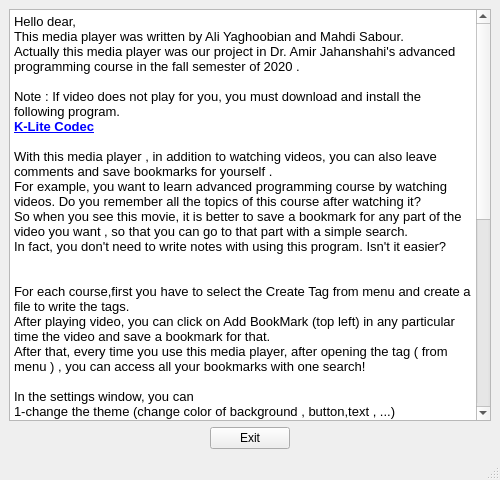
This is HelpPart/Help.ui in EE-AUT/Media-player as Qt 5 draws it before an edit. The edited form follows.
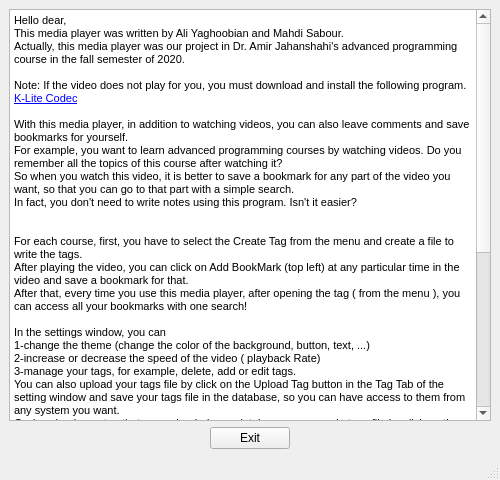
This is the edited form.

```diff
--- a/HelpPart/Help.ui
+++ b/HelpPart/Help.ui
@@ -34,48 +34,48 @@
 &lt;html&gt;&lt;head&gt;&lt;meta name=&quot;qrichtext&quot; content=&quot;1&quot; /&gt;&lt;style type=&quot;text/css&quot;&gt;
 p, li { white-space: pre-wrap; }
 &lt;/style&gt;&lt;/head&gt;&lt;body style=&quot; font-family:'MS Shell Dlg 2'; font-size:8.25pt; font-weight:400; font-style:normal;&quot;&gt;
-&lt;p style=&quot; margin-top:0px; margin-bottom:0px; margin-left:0px; margin-right:0px; -qt-block-indent:0; text-indent:0px;&quot;&gt;&lt;span style=&quot; font-size:10pt;&quot;&gt;Hello dear,&lt;/span&gt;&lt;/p&gt;
-&lt;p style=&quot; margin-top:0px; margin-bottom:0px; margin-left:0px; margin-right:0px; -qt-block-indent:0; text-indent:0px;&quot;&gt;&lt;span style=&quot; font-size:10pt;&quot;&gt;This media player was written by Ali Yaghoobian and Mahdi Sabour.&lt;/span&gt;&lt;/p&gt;
-&lt;p style=&quot; margin-top:0px; margin-bottom:0px; margin-left:0px; margin-right:0px; -qt-block-indent:0; text-indent:0px;&quot;&gt;&lt;span style=&quot; font-size:10pt;&quot;&gt;Actually this media player was our project in Dr. Amir Jahanshahi's advanced programming course in the fall semester of 2020 .&lt;/span&gt;&lt;/p&gt;
-&lt;p style=&quot;-qt-paragraph-type:empty; margin-top:0px; margin-bottom:0px; margin-left:0px; margin-right:0px; -qt-block-indent:0; text-indent:0px; font-size:10pt;&quot;&gt;&lt;br /&gt;&lt;/p&gt;
-&lt;p style=&quot; margin-top:0px; margin-bottom:0px; margin-left:0px; margin-right:0px; -qt-block-indent:0; text-indent:0px;&quot;&gt;&lt;span style=&quot; font-size:10pt;&quot;&gt;Note : If video does not play for you, you must download and install the following program.&lt;/span&gt;&lt;/p&gt;
-&lt;p style=&quot; margin-top:0px; margin-bottom:0px; margin-left:0px; margin-right:0px; -qt-block-indent:0; text-indent:0px;&quot;&gt;&lt;a href=&quot;https://files3.codecguide.com/K-Lite_Codec_Pack_1570_Basic.exe&quot;&gt;&lt;span style=&quot; font-size:10pt; font-weight:600; text-decoration: underline; color:#0000ff;&quot;&gt;K-Lite Codec&lt;/span&gt;&lt;/a&gt;&lt;/p&gt;
-&lt;p style=&quot;-qt-paragraph-type:empty; margin-top:0px; margin-bottom:0px; margin-left:0px; margin-right:0px; -qt-block-indent:0; text-indent:0px; font-size:10pt; font-weight:600; text-decoration: underline; color:#0000ff;&quot;&gt;&lt;br /&gt;&lt;/p&gt;
-&lt;p style=&quot; margin-top:0px; margin-bottom:0px; margin-left:0px; margin-right:0px; -qt-block-indent:0; text-indent:0px;&quot;&gt;&lt;span style=&quot; font-size:10pt;&quot;&gt;With this media player , in addition to watching videos, you can also leave comments and save bookmarks for yourself .&lt;/span&gt;&lt;/p&gt;
-&lt;p style=&quot; margin-top:0px; margin-bottom:0px; margin-left:0px; margin-right:0px; -qt-block-indent:0; text-indent:0px;&quot;&gt;&lt;span style=&quot; font-size:10pt;&quot;&gt;For example, you want to learn advanced programming course by watching videos. Do you remember all the topics of this course after watching it?&lt;/span&gt;&lt;/p&gt;
-&lt;p style=&quot; margin-top:0px; margin-bottom:0px; margin-left:0px; margin-right:0px; -qt-block-indent:0; text-indent:0px;&quot;&gt;&lt;span style=&quot; font-size:10pt;&quot;&gt;So when you see this movie, it is better to save a bookmark for any part of the video you want , so that you can go to that part with a simple search.&lt;/span&gt;&lt;/p&gt;
-&lt;p style=&quot; margin-top:0px; margin-bottom:0px; margin-left:0px; margin-right:0px; -qt-block-indent:0; text-indent:0px;&quot;&gt;&lt;span style=&quot; font-size:10pt;&quot;&gt;In fact, you don't need to write notes with using this program. Isn't it easier?&lt;/span&gt;&lt;/p&gt;
-&lt;p style=&quot;-qt-paragraph-type:empty; margin-top:0px; margin-bottom:0px; margin-left:0px; margin-right:0px; -qt-block-indent:0; text-indent:0px; font-size:10pt;&quot;&gt;&lt;br /&gt;&lt;/p&gt;
-&lt;p style=&quot;-qt-paragraph-type:empty; margin-top:0px; margin-bottom:0px; margin-left:0px; margin-right:0px; -qt-block-indent:0; text-indent:0px; font-size:10pt;&quot;&gt;&lt;br /&gt;&lt;/p&gt;
-&lt;p style=&quot; margin-top:0px; margin-bottom:0px; margin-left:0px; margin-right:0px; -qt-block-indent:0; text-indent:0px;&quot;&gt;&lt;span style=&quot; font-size:10pt;&quot;&gt;For each course,first you have to select the Create Tag from menu and create a file to write the tags.&lt;/span&gt;&lt;/p&gt;
-&lt;p style=&quot; margin-top:0px; margin-bottom:0px; margin-left:0px; margin-right:0px; -qt-block-indent:0; text-indent:0px;&quot;&gt;&lt;span style=&quot; font-size:10pt;&quot;&gt;After playing video, you can click on Add BookMark (top left) in any particular time the video and save a bookmark for that.&lt;/span&gt;&lt;/p&gt;
-&lt;p style=&quot; margin-top:0px; margin-bottom:0px; margin-left:0px; margin-right:0px; -qt-block-indent:0; text-indent:0px;&quot;&gt;&lt;span style=&quot; font-size:10pt;&quot;&gt;After that, every time you use this media player, after opening the tag ( from menu ) , you can access all your bookmarks with one search!&lt;/span&gt;&lt;/p&gt;
-&lt;p style=&quot;-qt-paragraph-type:empty; margin-top:0px; margin-bottom:0px; margin-left:0px; margin-right:0px; -qt-block-indent:0; text-indent:0px; font-size:10pt;&quot;&gt;&lt;br /&gt;&lt;/p&gt;
-&lt;p style=&quot; margin-top:0px; margin-bottom:0px; margin-left:0px; margin-right:0px; -qt-block-indent:0; text-indent:0px;&quot;&gt;&lt;span style=&quot; font-size:10pt;&quot;&gt;In the settings window, you can&lt;/span&gt;&lt;/p&gt;
-&lt;p style=&quot; margin-top:0px; margin-bottom:0px; margin-left:0px; margin-right:0px; -qt-block-indent:0; text-indent:0px;&quot;&gt;&lt;span style=&quot; font-size:10pt;&quot;&gt;1-change the theme (change color of background , button,text , ...)&lt;/span&gt;&lt;/p&gt;
-&lt;p style=&quot; margin-top:0px; margin-bottom:0px; margin-left:0px; margin-right:0px; -qt-block-indent:0; text-indent:0px;&quot;&gt;&lt;span style=&quot; font-size:10pt;&quot;&gt;2-increase or decrease the speed of the video ( playback Rate)&lt;/span&gt;&lt;/p&gt;
-&lt;p style=&quot; margin-top:0px; margin-bottom:0px; margin-left:0px; margin-right:0px; -qt-block-indent:0; text-indent:0px;&quot;&gt;&lt;span style=&quot; font-size:10pt;&quot;&gt;3-manage your tags, for example delete, add or edit Tag .&lt;/span&gt;&lt;/p&gt;
-&lt;p style=&quot; margin-top:0px; margin-bottom:0px; margin-left:0px; margin-right:0px; -qt-block-indent:0; text-indent:0px;&quot;&gt;&lt;span style=&quot; font-size:10pt;&quot;&gt;You can also upload your tags file by click on Upload Tag button in Tag Tab of setting window and save your tags file in the database , so you can have access to them from any system you want.&lt;/span&gt;&lt;/p&gt;
-&lt;p style=&quot; margin-top:0px; margin-bottom:0px; margin-left:0px; margin-right:0px; -qt-block-indent:0; text-indent:0px;&quot;&gt;&lt;span style=&quot; font-size:10pt;&quot;&gt;Or download your tag that you uploaded on database or pre-made tags file by click on Download Tag button in Tag Tab of setting window. &lt;/span&gt;&lt;/p&gt;
-&lt;p style=&quot; margin-top:0px; margin-bottom:0px; margin-left:0px; margin-right:0px; -qt-block-indent:0; text-indent:0px;&quot;&gt;&lt;span style=&quot; font-size:10pt;&quot;&gt;4-change your password or delete your account.&lt;/span&gt;&lt;/p&gt;
-&lt;p style=&quot;-qt-paragraph-type:empty; margin-top:0px; margin-bottom:0px; margin-left:0px; margin-right:0px; -qt-block-indent:0; text-indent:0px; font-size:10pt;&quot;&gt;&lt;br /&gt;&lt;/p&gt;
-&lt;p style=&quot; margin-top:0px; margin-bottom:0px; margin-left:0px; margin-right:0px; -qt-block-indent:0; text-indent:0px;&quot;&gt;&lt;span style=&quot; font-size:10pt;&quot;&gt;Instructions for using Keyboard shortcuts :&lt;/span&gt;&lt;/p&gt;
-&lt;p style=&quot; margin-top:0px; margin-bottom:0px; margin-left:0px; margin-right:0px; -qt-block-indent:0; text-indent:0px;&quot;&gt;&lt;span style=&quot; font-size:10pt;&quot;&gt;1- Fullscreen : F5&lt;/span&gt;&lt;/p&gt;
-&lt;p style=&quot; margin-top:0px; margin-bottom:0px; margin-left:0px; margin-right:0px; -qt-block-indent:0; text-indent:0px;&quot;&gt;&lt;span style=&quot; font-size:10pt;&quot;&gt;2- Add bookmark : ctrl + B&lt;/span&gt;&lt;/p&gt;
-&lt;p style=&quot; margin-top:0px; margin-bottom:0px; margin-left:0px; margin-right:0px; -qt-block-indent:0; text-indent:0px;&quot;&gt;&lt;span style=&quot; font-size:10pt;&quot;&gt;3- Stop : ctrl + Z&lt;/span&gt;&lt;/p&gt;
-&lt;p style=&quot; margin-top:0px; margin-bottom:0px; margin-left:0px; margin-right:0px; -qt-block-indent:0; text-indent:0px;&quot;&gt;&lt;span style=&quot; font-size:10pt;&quot;&gt;4- Mute/unmute : ctrl + M&lt;/span&gt;&lt;/p&gt;
-&lt;p style=&quot; margin-top:0px; margin-bottom:0px; margin-left:0px; margin-right:0px; -qt-block-indent:0; text-indent:0px;&quot;&gt;&lt;span style=&quot; font-size:10pt;&quot;&gt;5- Search : ctrl + S&lt;/span&gt;&lt;/p&gt;
-&lt;p style=&quot; margin-top:0px; margin-bottom:0px; margin-left:0px; margin-right:0px; -qt-block-indent:0; text-indent:0px;&quot;&gt;&lt;span style=&quot; font-size:10pt;&quot;&gt;6- Open video : ctrl + O&lt;/span&gt;&lt;/p&gt;
-&lt;p style=&quot; margin-top:0px; margin-bottom:0px; margin-left:0px; margin-right:0px; -qt-block-indent:0; text-indent:0px;&quot;&gt;&lt;span style=&quot; font-size:10pt;&quot;&gt;7- Volume Up : 8&lt;/span&gt;&lt;/p&gt;
-&lt;p style=&quot; margin-top:0px; margin-bottom:0px; margin-left:0px; margin-right:0px; -qt-block-indent:0; text-indent:0px;&quot;&gt;&lt;span style=&quot; font-size:10pt;&quot;&gt;8- Volume down : 2&lt;/span&gt;&lt;/p&gt;
-&lt;p style=&quot; margin-top:0px; margin-bottom:0px; margin-left:0px; margin-right:0px; -qt-block-indent:0; text-indent:0px;&quot;&gt;&lt;span style=&quot; font-size:10pt;&quot;&gt;9- Forward 5 sec : 6&lt;/span&gt;&lt;/p&gt;
-&lt;p style=&quot; margin-top:0px; margin-bottom:0px; margin-left:0px; margin-right:0px; -qt-block-indent:0; text-indent:0px;&quot;&gt;&lt;span style=&quot; font-size:10pt;&quot;&gt;10- Backward 5sec : 4&lt;/span&gt;&lt;/p&gt;
-&lt;p style=&quot; margin-top:0px; margin-bottom:0px; margin-left:0px; margin-right:0px; -qt-block-indent:0; text-indent:0px;&quot;&gt;&lt;span style=&quot; font-size:10pt;&quot;&gt;11- Next : PgDn (Page Down)&lt;/span&gt;&lt;/p&gt;
-&lt;p style=&quot; margin-top:0px; margin-bottom:0px; margin-left:0px; margin-right:0px; -qt-block-indent:0; text-indent:0px;&quot;&gt;&lt;span style=&quot; font-size:10pt;&quot;&gt;12- Previous : PgUp (Page Up)&lt;/span&gt;&lt;/p&gt;
-&lt;p style=&quot;-qt-paragraph-type:empty; margin-top:0px; margin-bottom:0px; margin-left:0px; margin-right:0px; -qt-block-indent:0; text-indent:0px; font-size:10pt;&quot;&gt;&lt;br /&gt;&lt;/p&gt;
-&lt;p style=&quot; margin-top:0px; margin-bottom:0px; margin-left:0px; margin-right:0px; -qt-block-indent:0; text-indent:0px;&quot;&gt;&lt;span style=&quot; font-size:10pt;&quot;&gt;If you have any suggestions or questions or found bugs, Send us an email .&lt;/span&gt;&lt;/p&gt;
-&lt;p style=&quot; margin-top:0px; margin-bottom:0px; margin-left:0px; margin-right:0px; -qt-block-indent:0; text-indent:0px;&quot;&gt;&lt;span style=&quot; font-size:10pt;&quot;&gt;Our email :&lt;/span&gt;&lt;span style=&quot; font-size:10pt; font-weight:600;&quot;&gt; ap.mediaplayer@gmail.com&lt;/span&gt;&lt;/p&gt;
-&lt;p style=&quot; margin-top:0px; margin-bottom:0px; margin-left:0px; margin-right:0px; -qt-block-indent:0; text-indent:0px;&quot;&gt;&lt;span style=&quot; font-size:10pt;&quot;&gt;Regards&lt;/span&gt;&lt;/p&gt;&lt;/body&gt;&lt;/html&gt;</string>
+&lt;p style=&quot; margin-top:0px; margin-bottom:0px; margin-left:0px; margin-right:0px; -qt-block-indent:0; text-indent:0px;&quot;&gt;Hello dear,&lt;/p&gt;
+&lt;p style=&quot; margin-top:0px; margin-bottom:0px; margin-left:0px; margin-right:0px; -qt-block-indent:0; text-indent:0px;&quot;&gt;This media player was written by Ali Yaghoobian and Mahdi Sabour.&lt;/p&gt;
+&lt;p style=&quot; margin-top:0px; margin-bottom:0px; margin-left:0px; margin-right:0px; -qt-block-indent:0; text-indent:0px;&quot;&gt;Actually, this media player was our project in Dr. Amir Jahanshahi's advanced programming course in the fall semester of 2020.&lt;/p&gt;
+&lt;p style=&quot;-qt-paragraph-type:empty; margin-top:0px; margin-bottom:0px; margin-left:0px; margin-right:0px; -qt-block-indent:0; text-indent:0px;&quot;&gt;&lt;br /&gt;&lt;/p&gt;
+&lt;p style=&quot; margin-top:0px; margin-bottom:0px; margin-left:0px; margin-right:0px; -qt-block-indent:0; text-indent:0px;&quot;&gt;Note: If the video does not play for you, you must download and install the following program.&lt;/p&gt;
+&lt;p style=&quot; margin-top:0px; margin-bottom:0px; margin-left:0px; margin-right:0px; -qt-block-indent:0; text-indent:0px;&quot;&gt;&lt;a href=&quot;http://www.codecguide.com/download_k-lite_codec_pack_basic.htm&quot;&gt;&lt;span style=&quot; font-size:8pt; text-decoration: underline; color:#0000ff;&quot;&gt;K-Lite Codec&lt;/span&gt;&lt;/a&gt;&lt;/p&gt;
+&lt;p style=&quot;-qt-paragraph-type:empty; margin-top:0px; margin-bottom:0px; margin-left:0px; margin-right:0px; -qt-block-indent:0; text-indent:0px; font-size:8pt; text-decoration: underline; color:#0000ff;&quot;&gt;&lt;br /&gt;&lt;/p&gt;
+&lt;p style=&quot; margin-top:0px; margin-bottom:0px; margin-left:0px; margin-right:0px; -qt-block-indent:0; text-indent:0px;&quot;&gt;With this media player, in addition to watching videos, you can also leave comments and save bookmarks for yourself.&lt;/p&gt;
+&lt;p style=&quot; margin-top:0px; margin-bottom:0px; margin-left:0px; margin-right:0px; -qt-block-indent:0; text-indent:0px;&quot;&gt;For example, you want to learn advanced programming courses by watching videos. Do you remember all the topics of this course after watching it?&lt;/p&gt;
+&lt;p style=&quot; margin-top:0px; margin-bottom:0px; margin-left:0px; margin-right:0px; -qt-block-indent:0; text-indent:0px;&quot;&gt;So when you watch this video, it is better to save a bookmark for any part of the video you want, so that you can go to that part with a simple search.&lt;/p&gt;
+&lt;p style=&quot; margin-top:0px; margin-bottom:0px; margin-left:0px; margin-right:0px; -qt-block-indent:0; text-indent:0px;&quot;&gt;In fact, you don't need to write notes using this program. Isn't it easier?&lt;/p&gt;
+&lt;p style=&quot;-qt-paragraph-type:empty; margin-top:0px; margin-bottom:0px; margin-left:0px; margin-right:0px; -qt-block-indent:0; text-indent:0px;&quot;&gt;&lt;br /&gt;&lt;/p&gt;
+&lt;p style=&quot;-qt-paragraph-type:empty; margin-top:0px; margin-bottom:0px; margin-left:0px; margin-right:0px; -qt-block-indent:0; text-indent:0px;&quot;&gt;&lt;br /&gt;&lt;/p&gt;
+&lt;p style=&quot; margin-top:0px; margin-bottom:0px; margin-left:0px; margin-right:0px; -qt-block-indent:0; text-indent:0px;&quot;&gt;For each course, first, you have to select the Create Tag from the menu and create a file to write the tags.&lt;/p&gt;
+&lt;p style=&quot; margin-top:0px; margin-bottom:0px; margin-left:0px; margin-right:0px; -qt-block-indent:0; text-indent:0px;&quot;&gt;After playing the video, you can click on Add BookMark (top left) at any particular time in the video and save a bookmark for that.&lt;/p&gt;
+&lt;p style=&quot; margin-top:0px; margin-bottom:0px; margin-left:0px; margin-right:0px; -qt-block-indent:0; text-indent:0px;&quot;&gt;After that, every time you use this media player, after opening the tag ( from the menu ), you can access all your bookmarks with one search!&lt;/p&gt;
+&lt;p style=&quot;-qt-paragraph-type:empty; margin-top:0px; margin-bottom:0px; margin-left:0px; margin-right:0px; -qt-block-indent:0; text-indent:0px;&quot;&gt;&lt;br /&gt;&lt;/p&gt;
+&lt;p style=&quot; margin-top:0px; margin-bottom:0px; margin-left:0px; margin-right:0px; -qt-block-indent:0; text-indent:0px;&quot;&gt;In the settings window, you can&lt;/p&gt;
+&lt;p style=&quot; margin-top:0px; margin-bottom:0px; margin-left:0px; margin-right:0px; -qt-block-indent:0; text-indent:0px;&quot;&gt;1-change the theme (change the color of the background, button, text, ...)&lt;/p&gt;
+&lt;p style=&quot; margin-top:0px; margin-bottom:0px; margin-left:0px; margin-right:0px; -qt-block-indent:0; text-indent:0px;&quot;&gt;2-increase or decrease the speed of the video ( playback Rate)&lt;/p&gt;
+&lt;p style=&quot; margin-top:0px; margin-bottom:0px; margin-left:0px; margin-right:0px; -qt-block-indent:0; text-indent:0px;&quot;&gt;3-manage your tags, for example, delete, add or edit tags.&lt;/p&gt;
+&lt;p style=&quot; margin-top:0px; margin-bottom:0px; margin-left:0px; margin-right:0px; -qt-block-indent:0; text-indent:0px;&quot;&gt;You can also upload your tags file by click on the Upload Tag button in the Tag Tab of the setting window and save your tags file in the database, so you can have access to them from any system you want.&lt;/p&gt;
+&lt;p style=&quot; margin-top:0px; margin-bottom:0px; margin-left:0px; margin-right:0px; -qt-block-indent:0; text-indent:0px;&quot;&gt;Or download your tag that you uploaded on a database or pre-made tags file by click on the Download Tag button in the Tag Tab of the setting window. &lt;/p&gt;
+&lt;p style=&quot; margin-top:0px; margin-bottom:0px; margin-left:0px; margin-right:0px; -qt-block-indent:0; text-indent:0px;&quot;&gt;4-change your password or delete your account.&lt;/p&gt;
+&lt;p style=&quot;-qt-paragraph-type:empty; margin-top:0px; margin-bottom:0px; margin-left:0px; margin-right:0px; -qt-block-indent:0; text-indent:0px;&quot;&gt;&lt;br /&gt;&lt;/p&gt;
+&lt;p style=&quot; margin-top:0px; margin-bottom:0px; margin-left:0px; margin-right:0px; -qt-block-indent:0; text-indent:0px;&quot;&gt;Instructions for using Keyboard shortcuts :&lt;/p&gt;
+&lt;p style=&quot; margin-top:0px; margin-bottom:0px; margin-left:0px; margin-right:0px; -qt-block-indent:0; text-indent:0px;&quot;&gt;1- Fullscreen: F5&lt;/p&gt;
+&lt;p style=&quot; margin-top:0px; margin-bottom:0px; margin-left:0px; margin-right:0px; -qt-block-indent:0; text-indent:0px;&quot;&gt;2- Add bookmark : ctrl + B&lt;/p&gt;
+&lt;p style=&quot; margin-top:0px; margin-bottom:0px; margin-left:0px; margin-right:0px; -qt-block-indent:0; text-indent:0px;&quot;&gt;3- Stop : ctrl + Z&lt;/p&gt;
+&lt;p style=&quot; margin-top:0px; margin-bottom:0px; margin-left:0px; margin-right:0px; -qt-block-indent:0; text-indent:0px;&quot;&gt;4- Mute/unmute : ctrl + M&lt;/p&gt;
+&lt;p style=&quot; margin-top:0px; margin-bottom:0px; margin-left:0px; margin-right:0px; -qt-block-indent:0; text-indent:0px;&quot;&gt;5- Search : ctrl + S&lt;/p&gt;
+&lt;p style=&quot; margin-top:0px; margin-bottom:0px; margin-left:0px; margin-right:0px; -qt-block-indent:0; text-indent:0px;&quot;&gt;6- Open video : ctrl + O&lt;/p&gt;
+&lt;p style=&quot; margin-top:0px; margin-bottom:0px; margin-left:0px; margin-right:0px; -qt-block-indent:0; text-indent:0px;&quot;&gt;7- Volume Up: 8&lt;/p&gt;
+&lt;p style=&quot; margin-top:0px; margin-bottom:0px; margin-left:0px; margin-right:0px; -qt-block-indent:0; text-indent:0px;&quot;&gt;8- Volume down: 2&lt;/p&gt;
+&lt;p style=&quot; margin-top:0px; margin-bottom:0px; margin-left:0px; margin-right:0px; -qt-block-indent:0; text-indent:0px;&quot;&gt;9- Forward 5 sec: 6&lt;/p&gt;
+&lt;p style=&quot; margin-top:0px; margin-bottom:0px; margin-left:0px; margin-right:0px; -qt-block-indent:0; text-indent:0px;&quot;&gt;10- Backward 5sec: 4&lt;/p&gt;
+&lt;p style=&quot; margin-top:0px; margin-bottom:0px; margin-left:0px; margin-right:0px; -qt-block-indent:0; text-indent:0px;&quot;&gt;11- Next: PgDn (Page Down)&lt;/p&gt;
+&lt;p style=&quot; margin-top:0px; margin-bottom:0px; margin-left:0px; margin-right:0px; -qt-block-indent:0; text-indent:0px;&quot;&gt;12- Previous: PgUp (Page Up)&lt;/p&gt;
+&lt;p style=&quot;-qt-paragraph-type:empty; margin-top:0px; margin-bottom:0px; margin-left:0px; margin-right:0px; -qt-block-indent:0; text-indent:0px;&quot;&gt;&lt;br /&gt;&lt;/p&gt;
+&lt;p style=&quot; margin-top:0px; margin-bottom:0px; margin-left:0px; margin-right:0px; -qt-block-indent:0; text-indent:0px;&quot;&gt;If you have any suggestions or questions or found bugs, Send us an email.&lt;/p&gt;
+&lt;p style=&quot; margin-top:0px; margin-bottom:0px; margin-left:0px; margin-right:0px; -qt-block-indent:0; text-indent:0px;&quot;&gt;Our email: &lt;a href=&quot;mailto:Ap.mediaplayer@gmail.com&quot;&gt;&lt;span style=&quot; font-size:8pt; text-decoration: underline; color:#0000ff;&quot;&gt;Ap.mediaplayer@gmail.com&lt;/span&gt;&lt;/a&gt;&lt;/p&gt;
+&lt;p style=&quot; margin-top:0px; margin-bottom:0px; margin-left:0px; margin-right:0px; -qt-block-indent:0; text-indent:0px;&quot;&gt;Regards&lt;/p&gt;&lt;/body&gt;&lt;/html&gt;</string>
       </property>
       <property name="openExternalLinks">
        <bool>true</bool>
```
